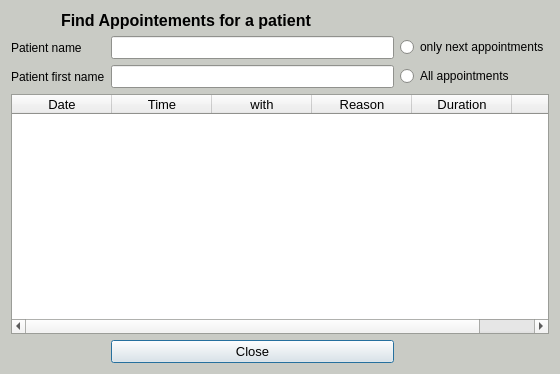
Old version of the form Programmes/MedinTuxTools-QT4/Agenda/C_Dlg_ChercheRDV.ui in the repository leo-naeka/medintux.
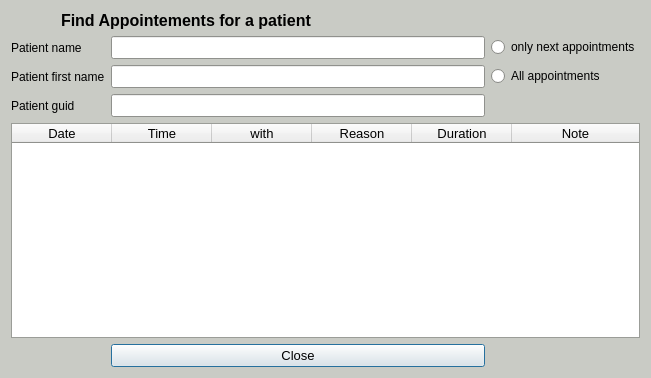
New version of the form.

```diff
--- a/Programmes/MedinTuxTools-QT4/Agenda/C_Dlg_ChercheRDV.ui
+++ b/Programmes/MedinTuxTools-QT4/Agenda/C_Dlg_ChercheRDV.ui
@@ -6,8 +6,8 @@
    <rect>
     <x>0</x>
     <y>0</y>
-    <width>560</width>
-    <height>374</height>
+    <width>651</width>
+    <height>378</height>
    </rect>
   </property>
   <property name="palette">
@@ -93,7 +93,7 @@
      </property>
     </widget>
    </item>
-   <item row="0" column="1" colspan="3">
+   <item row="0" column="1" colspan="2">
     <widget class="QLabel" name="label_titre">
      <property name="font">
       <font>
@@ -171,7 +171,22 @@
      </property>
     </widget>
    </item>
-   <item row="3" column="0" colspan="4">
+   <item row="3" column="0" colspan="2">
+    <widget class="QLabel" name="label_guid">
+     <property name="font">
+      <font>
+       <pointsize>9</pointsize>
+      </font>
+     </property>
+     <property name="text">
+      <string>Patient guid</string>
+     </property>
+    </widget>
+   </item>
+   <item row="3" column="2">
+    <widget class="QLineEdit" name="lineEdit_GUID"/>
+   </item>
+   <item row="4" column="0" colspan="4">
     <widget class="QTreeWidget" name="treeWidget_RDV">
      <property name="font">
       <font>
@@ -234,7 +249,7 @@
      </column>
     </widget>
    </item>
-   <item row="4" column="2">
+   <item row="5" column="2">
     <widget class="QPushButton" name="pushButton_fermer">
      <property name="text">
       <string>Close</string>
```
